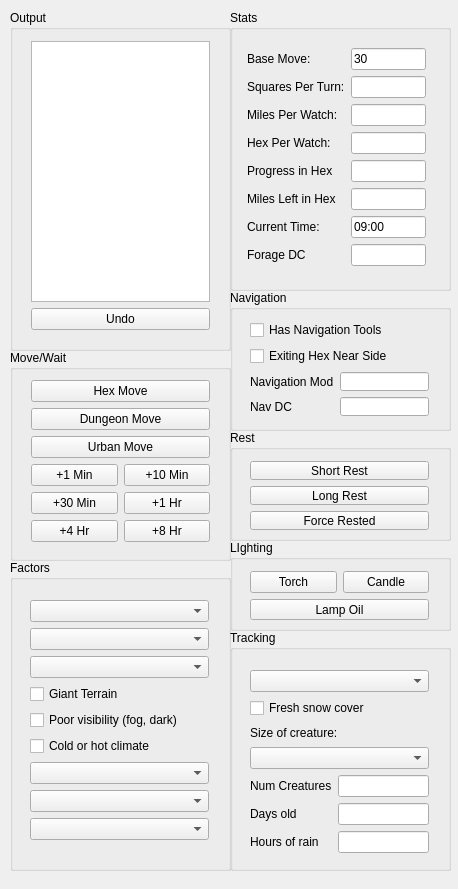
erickveil/DungeonMoveTracker, file mainwindow.ui: the form before one commit.
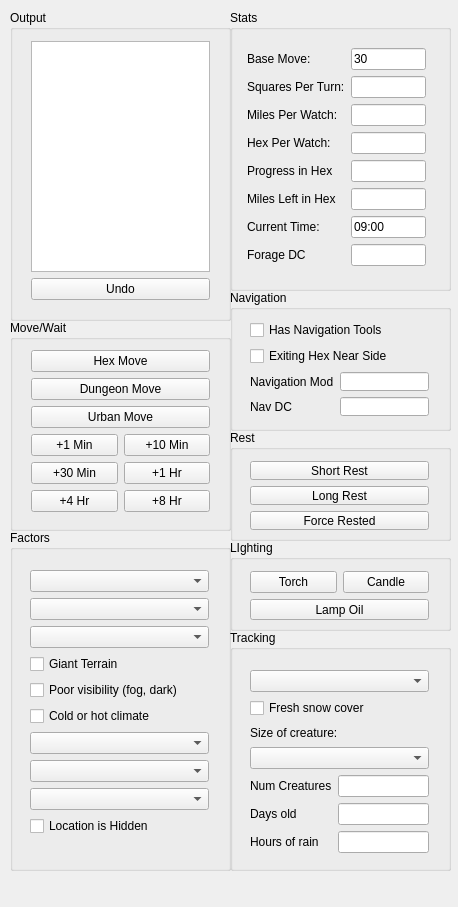
The form after the commit.

Commit message: Added exploration checks

Diff of the .ui file:
```diff
--- a/mainwindow.ui
+++ b/mainwindow.ui
@@ -7,7 +7,7 @@
     <x>0</x>
     <y>0</y>
     <width>458</width>
-    <height>889</height>
+    <height>907</height>
    </rect>
   </property>
   <property name="windowTitle">
@@ -147,7 +147,7 @@
     <property name="geometry">
      <rect>
       <x>10</x>
-      <y>350</y>
+      <y>320</y>
       <width>221</width>
       <height>211</height>
      </rect>
@@ -245,9 +245,9 @@
     <property name="geometry">
      <rect>
       <x>10</x>
-      <y>560</y>
+      <y>530</y>
       <width>221</width>
-      <height>311</height>
+      <height>341</height>
      </rect>
     </property>
     <property name="title">
@@ -259,7 +259,7 @@
        <x>9</x>
        <y>29</y>
        <width>201</width>
-       <height>269</height>
+       <height>298</height>
       </rect>
      </property>
      <layout class="QVBoxLayout" name="verticalLayout_5">
@@ -302,6 +302,13 @@
       <item>
        <widget class="QComboBox" name="cbActivities"/>
       </item>
+      <item>
+       <widget class="QCheckBox" name="chHiddenLoc">
+        <property name="text">
+         <string>Location is Hidden</string>
+        </property>
+       </widget>
+      </item>
      </layout>
     </widget>
    </widget>
@@ -424,7 +431,7 @@
       <x>10</x>
       <y>10</y>
       <width>221</width>
-      <height>341</height>
+      <height>311</height>
      </rect>
     </property>
     <property name="title">
@@ -436,7 +443,7 @@
        <x>10</x>
        <y>20</y>
        <width>201</width>
-       <height>311</height>
+       <height>281</height>
       </rect>
      </property>
      <layout class="QVBoxLayout" name="verticalLayout">
```
The commit also changes 1 other file.
